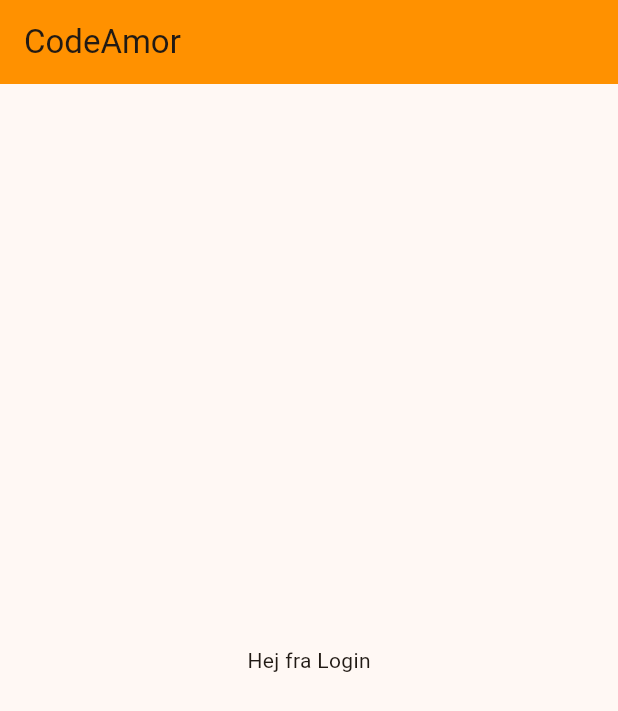
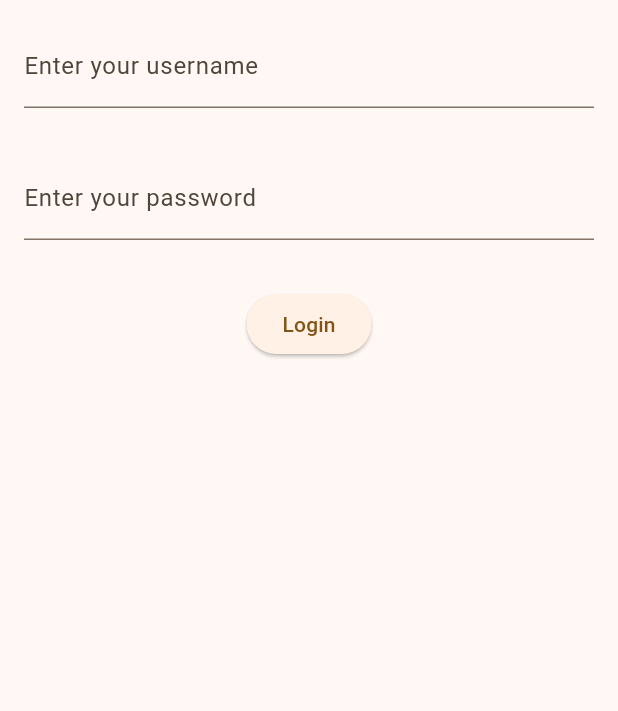
Before and after one commit to Danielsteffen99/CodeAmor, a Flutter app: the screen it shows after launch, on a phone screen of 412 x 824 dp. Shown: the top 711 px of the screen. Run offline on Flutter 3.47's test engine with Material 3 defaults, Android fonts, the phone set to English and light mode, and no system bars; our stand-ins replace firebase_auth, firebase_core; accounts and stored records are empty.

Commit message:
Added basic login

```diff
--- a/lib/main.dart
+++ b/lib/main.dart
@@ -1,5 +1,5 @@
 import 'package:flutter/material.dart';
-
+import 'package:firebase_auth/firebase_auth.dart';
 import 'views/login.dart';
 import 'package:firebase_core/firebase_core.dart';
 import 'firebase_options.dart';
@@ -17,13 +17,25 @@
 
   @override
   Widget build(BuildContext context) {
+    // Get the firebase user
+    User? firebaseUser = FirebaseAuth.instance.currentUser;
+    // Define a widget
+    Widget widget;
+
+    // Assign widget based on availability of currentUser
+    if (firebaseUser != null) {
+      widget = const MyHomePage(title: "CodeAmor");
+    } else {
+      widget = const Login();
+    }
+
     return MaterialApp(
       title: 'CodeAmor',
       theme: ThemeData(
         colorScheme: ColorScheme.fromSeed(seedColor: Colors.orangeAccent),
         useMaterial3: true,
       ),
-      home: const Login(),
+      home: widget,
     );
   }
 }
--- a/lib/views/login.dart
+++ b/lib/views/login.dart
@@ -1,18 +1,94 @@
 import 'package:flutter/material.dart';
+import 'package:firebase_auth/firebase_auth.dart';
 
-class Login extends StatelessWidget {
+import '../main.dart';
+
+class Login extends StatefulWidget {
   const Login({super.key});
+
+  @override
+  State<Login> createState() => _LoginState();
+}
+
+class _LoginState extends State<Login> {
+  late final TextEditingController emailController;
+  late final TextEditingController passwordController;
+
+  @override
+  void initState() {
+    emailController = TextEditingController();
+    passwordController = TextEditingController();
+    super.initState();
+  }
+
+  @override
+  void dispose() {
+    emailController.dispose();
+    passwordController.dispose();
+    super.dispose();
+  }
+
+  void attemptLogin(String email, String password) async {
+    try {
+      final credential = await FirebaseAuth.instance.signInWithEmailAndPassword(
+          email: email,
+          password: password
+      );
+    } on FirebaseAuthException catch (e) {
+      if (e.code == 'user-not-found' || e.code == 'invalid-credential' || e.code == 'wrong-password') {
+        ScaffoldMessenger.of(context).showSnackBar(
+          const SnackBar(
+            content: Text('Forkerte login oplysninger'),
+          )
+        );
+      } else {
+        print(e);
+      }
+    }
+  }
 
   @override
   Widget build(BuildContext context) {
     return Scaffold(
-      appBar: AppBar(
-        backgroundColor: const Color(0xFFFF9100),
-        title: Text("CodeAmor"),
-      ),
-      body: Center(
-        child: Text("Hej fra Login"),
-      ),
+      body: SafeArea(
+        child: Center(
+          child: Column(
+            crossAxisAlignment: CrossAxisAlignment.start,
+            children: <Widget>[
+              Padding(
+                padding: const EdgeInsets.symmetric(horizontal: 16, vertical: 16),
+                child: TextFormField(
+                  controller: emailController,
+                  decoration: const InputDecoration(
+                    border: UnderlineInputBorder(),
+                    labelText: 'Enter your username',
+                  ),
+                ),
+              ),
+              Padding(
+                padding: const EdgeInsets.symmetric(horizontal: 16, vertical: 16),
+                child: TextFormField(
+                  controller: passwordController,
+                  obscureText: true,
+                  decoration: const InputDecoration(
+                    border: UnderlineInputBorder(),
+                    labelText: 'Enter your password',
+                  ),
+                ),
+              ),
+              Center(
+                  child: Padding(padding: const EdgeInsets.symmetric(horizontal: 16, vertical: 16),
+                    child: ElevatedButton(
+                        onPressed: () => {
+                          attemptLogin(emailController.text, passwordController.text)
+                        },
+                        child: const Text('Login')),
+                  )
+              )
+            ],
+          )
+        ),
+      )
     );
   }
 }
--- a/pubspec.yaml
+++ b/pubspec.yaml
@@ -36,6 +36,7 @@ dependencies:
   # Use with the CupertinoIcons class for iOS style icons.
   cupertino_icons: ^1.0.2
   firebase_core: ^2.25.4
+  firebase_auth: ^4.17.4
 
 dev_dependencies:
   flutter_test:
```
Also changed, not shown: pubspec.lock.
